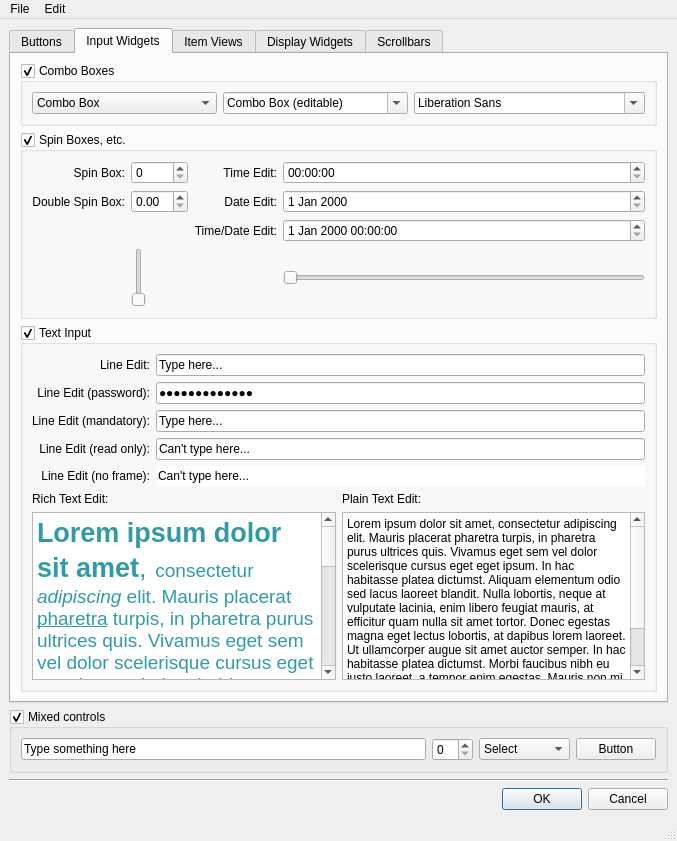
This is core/ui/style_ui.ui in mjbonnington/icarus-gps as Qt 5 draws it before an edit. The edited form follows.
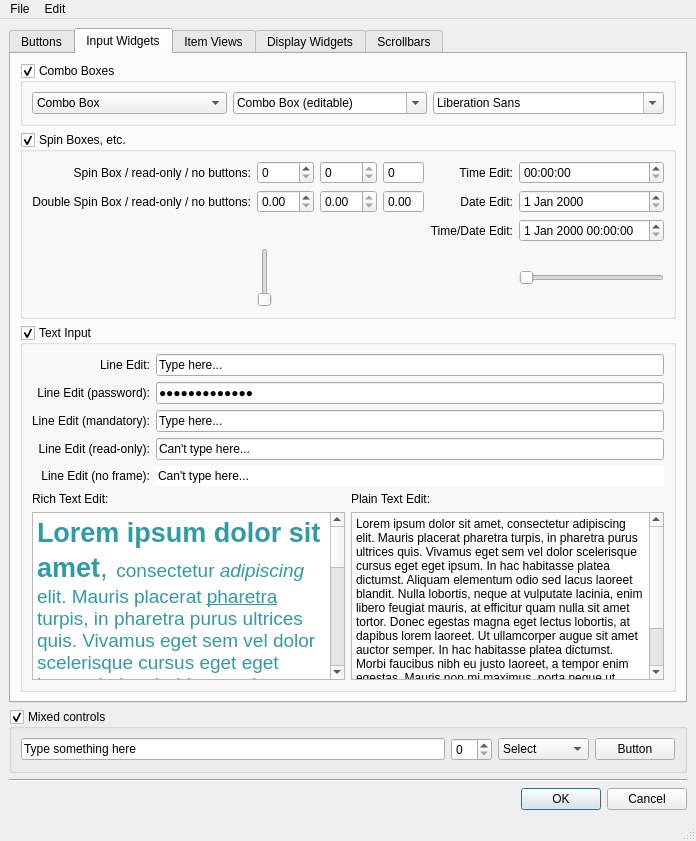
This is the edited form. The open tabs and pages were chosen to show the change.

What changed in the file:
```diff
--- a/core/ui/style_ui.ui
+++ b/core/ui/style_ui.ui
@@ -741,10 +741,30 @@
            <bool>true</bool>
           </property>
           <layout class="QGridLayout" name="gridLayout_3">
+           <item row="0" column="2">
+            <widget class="QSpinBox" name="spinBox_3">
+             <property name="readOnly">
+              <bool>true</bool>
+             </property>
+            </widget>
+           </item>
+           <item row="1" column="2">
+            <widget class="QDoubleSpinBox" name="doubleSpinBox_2">
+             <property name="readOnly">
+              <bool>true</bool>
+             </property>
+            </widget>
+           </item>
+           <item row="2" column="5">
+            <widget class="QDateTimeEdit" name="dateTimeEdit"/>
+           </item>
+           <item row="1" column="5">
+            <widget class="QDateEdit" name="dateEdit"/>
+           </item>
            <item row="0" column="0">
             <widget class="QLabel" name="label_4">
              <property name="text">
-              <string>Spin Box:</string>
+              <string>Spin Box / read-only / no buttons:</string>
              </property>
              <property name="alignment">
               <set>Qt::AlignRight|Qt::AlignTrailing|Qt::AlignVCenter</set>
@@ -754,39 +774,33 @@
            <item row="1" column="1">
             <widget class="QDoubleSpinBox" name="doubleSpinBox"/>
            </item>
-           <item row="1" column="3">
-            <widget class="QDateEdit" name="dateEdit"/>
-           </item>
-           <item row="2" column="3">
-            <widget class="QDateTimeEdit" name="dateTimeEdit"/>
+           <item row="2" column="4">
+            <widget class="QLabel" name="label_8">
+             <property name="text">
+              <string>Time/Date Edit:</string>
+             </property>
+             <property name="alignment">
+              <set>Qt::AlignRight|Qt::AlignTrailing|Qt::AlignVCenter</set>
+             </property>
+            </widget>
            </item>
            <item row="0" column="1">
             <widget class="QSpinBox" name="spinBox"/>
            </item>
-           <item row="0" column="3">
+           <item row="0" column="5">
             <widget class="QTimeEdit" name="timeEdit"/>
            </item>
            <item row="1" column="0">
             <widget class="QLabel" name="label_5">
              <property name="text">
-              <string>Double Spin Box:</string>
+              <string>Double Spin Box / read-only / no buttons:</string>
              </property>
              <property name="alignment">
               <set>Qt::AlignRight|Qt::AlignTrailing|Qt::AlignVCenter</set>
              </property>
             </widget>
            </item>
-           <item row="2" column="2">
-            <widget class="QLabel" name="label_8">
-             <property name="text">
-              <string>Time/Date Edit:</string>
-             </property>
-             <property name="alignment">
-              <set>Qt::AlignRight|Qt::AlignTrailing|Qt::AlignVCenter</set>
-             </property>
-            </widget>
-           </item>
-           <item row="0" column="2">
+           <item row="0" column="4">
             <widget class="QLabel" name="label_6">
              <property name="text">
               <string>Time Edit:</string>
@@ -796,23 +810,6 @@
              </property>
             </widget>
            </item>
-           <item row="1" column="2">
-            <widget class="QLabel" name="label_7">
-             <property name="text">
-              <string>Date Edit:</string>
-             </property>
-             <property name="alignment">
-              <set>Qt::AlignRight|Qt::AlignTrailing|Qt::AlignVCenter</set>
-             </property>
-            </widget>
-           </item>
-           <item row="3" column="3">
-            <widget class="QSlider" name="horizontalSlider">
-             <property name="orientation">
-              <enum>Qt::Horizontal</enum>
-             </property>
-            </widget>
-           </item>
            <item row="3" column="1">
             <widget class="QSlider" name="verticalSlider">
              <property name="orientation">
@@ -820,6 +817,37 @@
              </property>
             </widget>
            </item>
+           <item row="3" column="5">
+            <widget class="QSlider" name="horizontalSlider">
+             <property name="orientation">
+              <enum>Qt::Horizontal</enum>
+             </property>
+            </widget>
+           </item>
+           <item row="1" column="4">
+            <widget class="QLabel" name="label_7">
+             <property name="text">
+              <string>Date Edit:</string>
+             </property>
+             <property name="alignment">
+              <set>Qt::AlignRight|Qt::AlignTrailing|Qt::AlignVCenter</set>
+             </property>
+            </widget>
+           </item>
+           <item row="0" column="3">
+            <widget class="QSpinBox" name="spinBox_4">
+             <property name="buttonSymbols">
+              <enum>QAbstractSpinBox::NoButtons</enum>
+             </property>
+            </widget>
+           </item>
+           <item row="1" column="3">
+            <widget class="QDoubleSpinBox" name="doubleSpinBox_3">
+             <property name="buttonSymbols">
+              <enum>QAbstractSpinBox::NoButtons</enum>
+             </property>
+            </widget>
+           </item>
           </layout>
          </widget>
         </item>
@@ -900,7 +928,7 @@
               <item row="3" column="0">
                <widget class="QLabel" name="label_13">
                 <property name="text">
-                 <string>Line Edit (read only):</string>
+                 <string>Line Edit (read-only):</string>
                 </property>
                 <property name="alignment">
                  <set>Qt::AlignRight|Qt::AlignTrailing|Qt::AlignVCenter</set>
```
Left out of the diff: 2 changed lines with no effect on the pictures.
